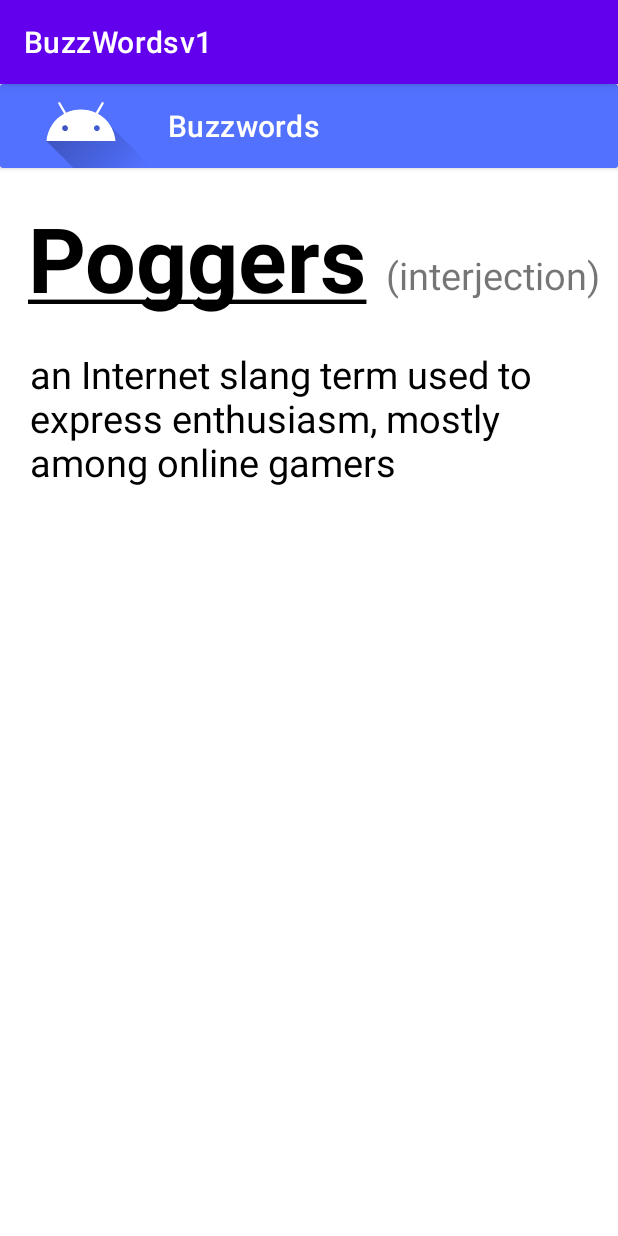
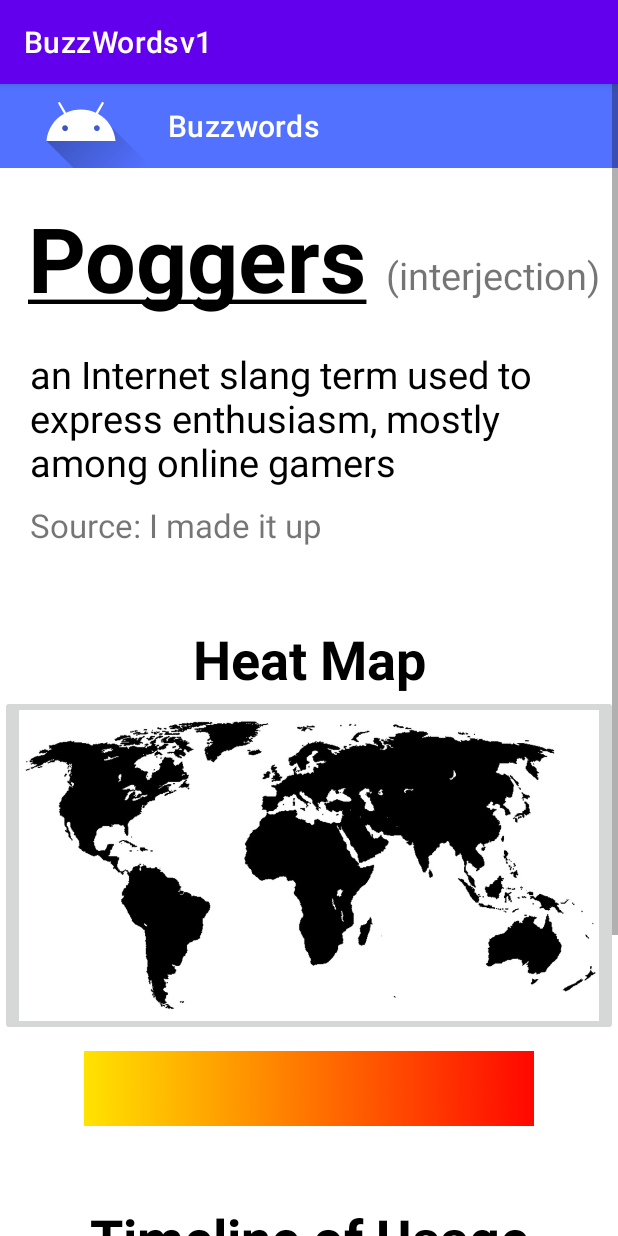
Before and after one commit to ThomasPark32/Buzzwordsv1_1, an Android app: the DefinitionActivity screen opened directly, with no data from a screen before it, on a phone screen of 412 x 824 dp. Run offline under Robolectric (Android 15) with nearby library versions, the phone set to English and light mode, and no system bars.

Commit message:
Finished definition page

```diff
--- a/app/src/main/java/com/example/buzzwordsv1_1/DefinitionActivity.java
+++ b/app/src/main/java/com/example/buzzwordsv1_1/DefinitionActivity.java
@@ -3,6 +3,7 @@ package com.example.buzzwordsv1_1;
 import androidx.appcompat.app.AppCompatActivity;
 
 import android.os.Bundle;
+import android.view.View;
 
 public class DefinitionActivity extends AppCompatActivity {
 
@@ -11,4 +12,8 @@ public class DefinitionActivity extends AppCompatActivity {
         super.onCreate(savedInstanceState);
         setContentView(R.layout.activity_definition);
     }
+
+    public void returnToMain(View v){
+        finish();
+    }
 }
--- a/app/src/main/res/layout/activity_definition.xml
+++ b/app/src/main/res/layout/activity_definition.xml
@@ -11,22 +11,11 @@
         android:id="@+id/TopCard"
         android:layout_width="match_parent"
         android:layout_height="wrap_content"
+        android:onClick="returnToMain"
         app:layout_constraintEnd_toEndOf="parent"
         app:layout_constraintStart_toStartOf="parent"
         app:layout_constraintTop_toTopOf="parent">
 
-        <androidx.appcompat.widget.Toolbar
-            android:id="@+id/topBar"
-            android:layout_width="match_parent"
-            android:layout_height="wrap_content"
-            android:background="@color/buzzblue"
-            android:clickable="true"
-            android:layerType="none"
-            android:minHeight="?attr/actionBarSize"
-            android:theme="?attr/actionBarTheme"
-            app:navigationIcon="@drawable/ic_launcher_foreground"
-            app:title="@string/title"
-            app:titleTextColor="#FFFFFF" />
     </androidx.cardview.widget.CardView>
 
     <ScrollView
@@ -83,6 +72,112 @@
                     app:layout_constraintEnd_toEndOf="parent"
                     app:layout_constraintStart_toStartOf="parent"
                     app:layout_constraintTop_toBottomOf="@+id/TheBuzzword" />
+
+                <TextView
+                    android:id="@+id/SourceTxt"
+                    android:layout_width="wrap_content"
+                    android:layout_height="wrap_content"
+                    android:layout_marginStart="20dp"
+                    android:layout_marginTop="10dp"
+                    android:text="Source: I made it up"
+                    android:textSize="22sp"
+                    app:layout_constraintStart_toStartOf="parent"
+                    app:layout_constraintTop_toBottomOf="@+id/BuzzwordDef" />
+
+                <androidx.appcompat.widget.Toolbar
+                    android:id="@+id/topBar"
+                    android:layout_width="match_parent"
+                    android:layout_height="wrap_content"
+                    android:background="@color/buzzblue"
+                    android:clickable="true"
+                    android:layerType="none"
+                    android:minHeight="?attr/actionBarSize"
+                    android:theme="?attr/actionBarTheme"
+                    app:navigationIcon="@drawable/ic_launcher_foreground"
+                    app:title="@string/title"
+                    app:titleTextColor="#FFFFFF"
+                    tools:layout_editor_absoluteX="-2dp"
+                    tools:layout_editor_absoluteY="-1dp" />
+            </androidx.constraintlayout.widget.ConstraintLayout>
+
+            <androidx.constraintlayout.widget.ConstraintLayout
+                android:id="@+id/HeatMapBox"
+                android:layout_width="match_parent"
+                android:layout_height="match_parent">
+
+                <TextView
+                    android:id="@+id/HeatMapTitle"
+                    android:layout_width="wrap_content"
+                    android:layout_height="wrap_content"
+                    android:layout_marginTop="50dp"
+                    android:text="Heat Map"
+                    android:textColor="#000000"
+                    android:textSize="36sp"
+                    android:textStyle="bold"
+                    app:layout_constraintEnd_toEndOf="parent"
+                    app:layout_constraintStart_toStartOf="parent"
+                    app:layout_constraintTop_toTopOf="parent" />
+
+                <ImageButton
+                    android:id="@+id/WorldMapButton"
+                    android:layout_width="wrap_content"
+                    android:layout_height="match_parent"
+                    android:layout_marginStart="20dp"
+                    android:layout_marginEnd="20dp"
+                    android:adjustViewBounds="true"
+                    android:cropToPadding="true"
+                    android:scaleType="fitCenter"
+                    app:layout_constraintEnd_toEndOf="parent"
+                    app:layout_constraintStart_toStartOf="parent"
+                    app:layout_constraintTop_toBottomOf="@+id/HeatMapTitle"
+                    app:srcCompat="@drawable/worldmap" />
+
+                <ImageView
+                    android:id="@+id/gradient"
+                    android:layout_width="300dp"
+                    android:layout_height="50dp"
+                    android:layout_marginStart="10dp"
+                    android:layout_marginTop="10dp"
+                    android:layout_marginEnd="10dp"
+                    android:scaleType="fitXY"
+                    app:layout_constraintEnd_toEndOf="parent"
+                    app:layout_constraintStart_toStartOf="parent"
+                    app:layout_constraintTop_toBottomOf="@+id/WorldMapButton"
+                    app:srcCompat="@drawable/gradient" />
+
+            </androidx.constraintlayout.widget.ConstraintLayout>
+
+            <androidx.constraintlayout.widget.ConstraintLayout
+                android:id="@+id/TimelineBox"
+                android:layout_width="match_parent"
+                android:layout_height="match_parent">
+
+                <TextView
+                    android:id="@+id/TimelineTitle"
+                    android:layout_width="wrap_content"
+                    android:layout_height="wrap_content"
+                    android:layout_marginTop="50dp"
+                    android:text="Timeline of Usage"
+                    android:textColor="#000000"
+                    android:textSize="36sp"
+                    android:textStyle="bold"
+                    app:layout_constraintEnd_toEndOf="parent"
+                    app:layout_constraintStart_toStartOf="parent"
+                    app:layout_constraintTop_toTopOf="parent" />
+
+                <ImageButton
+                    android:id="@+id/worldMapButton"
+                    android:layout_width="wrap_content"
+                    android:layout_height="match_parent"
+                    android:layout_marginStart="20dp"
+                    android:layout_marginEnd="20dp"
+                    android:adjustViewBounds="true"
+                    android:cropToPadding="false"
+                    android:scaleType="fitCenter"
+                    app:layout_constraintEnd_toEndOf="parent"
+                    app:layout_constraintStart_toStartOf="parent"
+                    app:layout_constraintTop_toBottomOf="@+id/TimelineTitle"
+                    app:srcCompat="@drawable/timeline" />
             </androidx.constraintlayout.widget.ConstraintLayout>
 
         </LinearLayout>
```
Also changed, not shown: app/src/main/res/drawable/gradient.png (added), app/src/main/res/drawable/timeline.png (added), app/src/main/res/drawable/worldmap.png (added).
